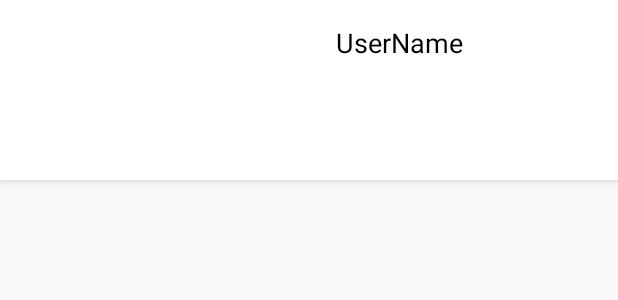
After one commit to Odinaris/BookTravel, an Android app: the layout frag_user.xml on its own in the app's theme, with its tools: preview values and no code run, on a phone screen of 412 x 824 dp. The commit adds this screen. Shown: the top 300 px of the screen. Run offline under Robolectric (Android 15) with nearby library versions, the phone set to English and light mode, and no system bars.

```diff
--- /dev/null
+++ b/app/src/main/res/layout/frag_user.xml
@@ -0,0 +1,42 @@
+<?xml version="1.0" encoding="utf-8"?>
+<LinearLayout xmlns:android="http://schemas.android.com/apk/res/android"
+    xmlns:app="http://schemas.android.com/apk/res-auto"
+    android:orientation="vertical"
+    android:layout_width="match_parent"
+    android:layout_height="match_parent">
+
+    <android.support.v7.widget.CardView
+        android:layout_width="match_parent"
+        android:layout_height="wrap_content"
+        app:cardElevation="4sp"
+        app:cardCornerRadius="0sp">
+
+        <LinearLayout
+            android:layout_width="match_parent"
+            android:layout_height="120sp"
+            android:orientation="horizontal">
+            <ImageView
+                android:layout_width="120sp"
+                android:layout_height="120sp" />
+            <LinearLayout
+                android:layout_width="match_parent"
+                android:layout_height="match_parent"
+                android:orientation="vertical">
+                <TextView
+                    android:layout_width="match_parent"
+                    android:layout_height="wrap_content"
+                    android:text="UserName"
+                    android:textSize="18sp"
+                    android:textColor="#000"
+                    android:gravity="center"
+                    android:layout_margin="16sp"/>
+            </LinearLayout>
+        </LinearLayout>
+
+    </android.support.v7.widget.CardView>
+
+
+
+
+
+</LinearLayout>
```
Also changed, not shown: app/src/main/AndroidManifest.xml (+4 -3 lines), app/src/main/java/cn/odinaris/booktravel/main/PickActivity.kt (added, +14 -0 lines), app/src/main/java/cn/odinaris/booktravel/utils/ImageUtils.kt (added, +14 -0 lines), app/src/main/res/layout/act_main.xml (+6 -1 lines), app/src/main/res/layout/act_pick.xml (added, +12 -0 lines), app/src/main/res/layout/item_category_picker.xml (added, +20 -0 lines), app/src/main/res/values/strings.xml (+51 -4 lines), app/src/main/res/drawable/banner.png (added), app/src/main/res/drawable/ic_book.png (added), app/src/main/res/drawable/ic_cat_economic.png (added), app/src/main/res/drawable/ic_cat_education.png (added), app/src/main/res/drawable/ic_cat_life.png (added), app/src/main/res/drawable/ic_cat_literart.png (added), app/src/main/res/drawable/ic_cat_motivational.png (added), 3 more files.
